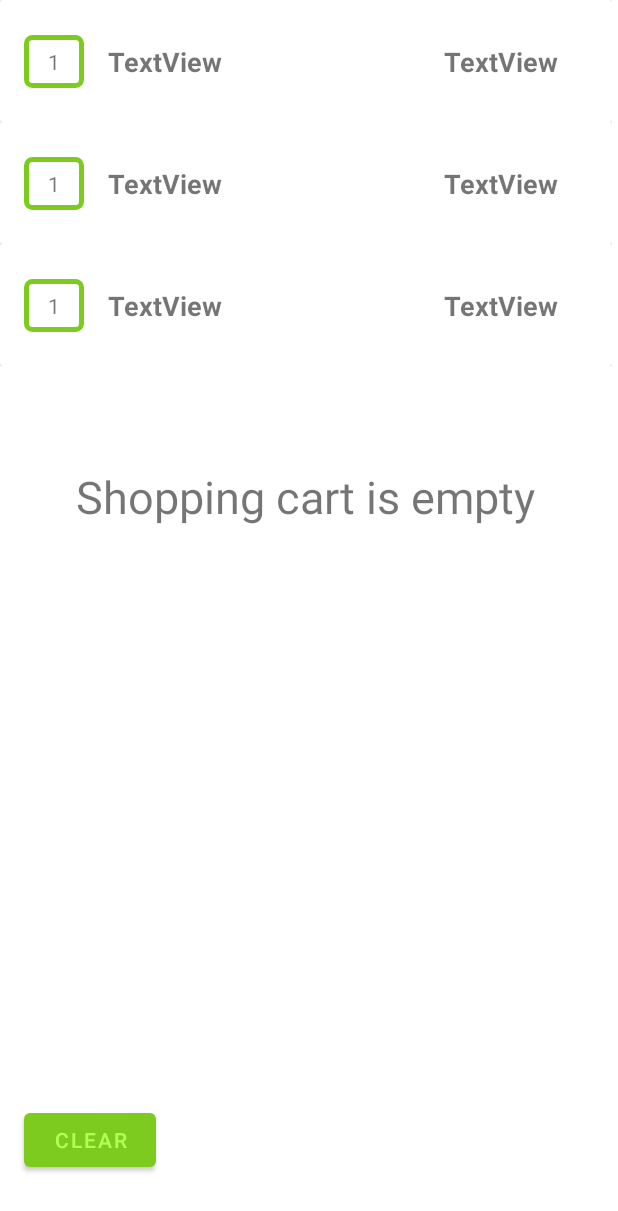
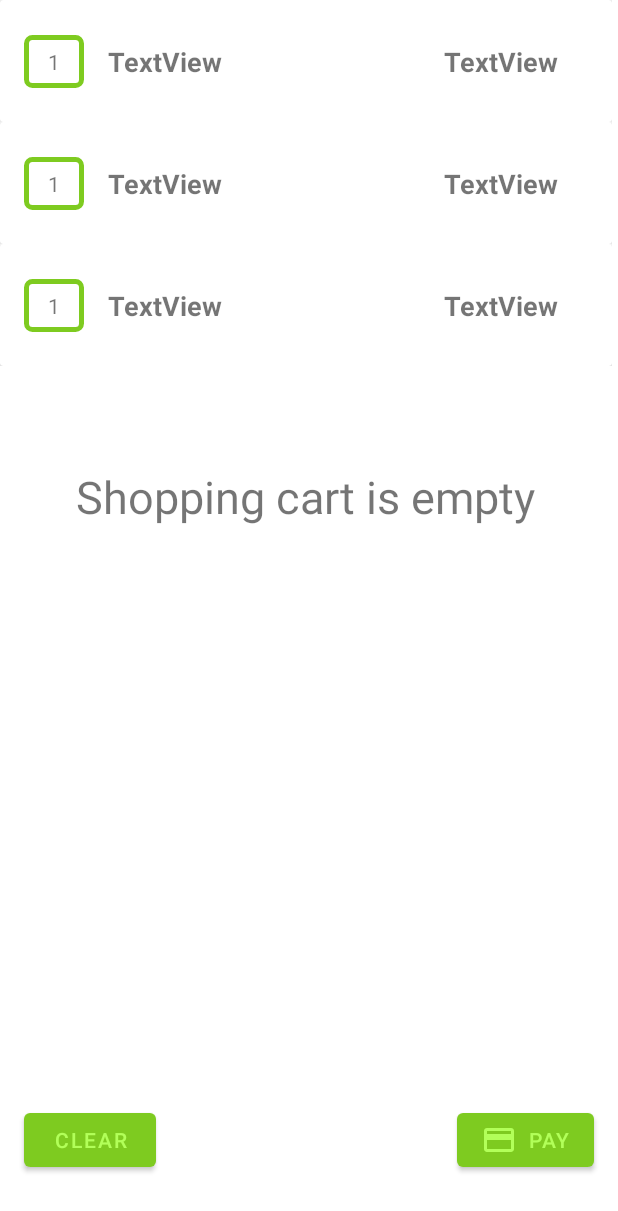
Before and after one commit to sergeykonar/foodDelivery2.0, an Android app: the layout fragment_cart.xml on its own in the app's theme, with its tools: preview values and no code run, on a phone screen of 412 x 824 dp. Shown: the top 1211 px of the screen. Run offline under Robolectric (Android 15) with nearby library versions, the phone set to English and light mode, and no system bars.

Commit message:
Stripe payment API implemented

```diff
--- a/app/build.gradle
+++ b/app/build.gradle
@@ -122,4 +122,8 @@ dependencies {
 
     implementation 'com.github.travijuu:numberpicker:1.0.7'
 
+    implementation 'com.stripe:stripe-android:15.1.0'
+    implementation 'com.squareup.okhttp3:okhttp:4.4.0'
+    implementation 'com.google.code.gson:gson:2.8.6'
+
 }
--- a/app/src/main/AndroidManifest.xml
+++ b/app/src/main/AndroidManifest.xml
@@ -10,11 +10,14 @@
         android:label="@string/app_name"
         android:roundIcon="@mipmap/ic_launcher_round"
         android:supportsRtl="true"
+
+        android:usesCleartextTraffic="true"
         android:theme="@style/Theme.KondaDeliveryApp">
+        <activity android:name=".CheckoutActivityJava"></activity>
         <activity
             android:name=".MenuActivity"
             android:label="@string/title_activity_menu"
-            android:theme="@style/Theme.KondaDeliveryApp.NoActionBar"></activity>
+            android:theme="@style/Theme.KondaDeliveryApp.NoActionBar" />
         <activity android:name=".MainActivity">
             <intent-filter>
                 <action android:name="android.intent.action.MAIN" />
--- a/app/src/main/java/com/example/kondadeliveryapp/MainActivity.java
+++ b/app/src/main/java/com/example/kondadeliveryapp/MainActivity.java
@@ -8,6 +8,7 @@ import androidx.navigation.Navigation;
 import androidx.navigation.ui.AppBarConfiguration;
 import androidx.navigation.ui.NavigationUI;
 
+import android.content.Intent;
 import android.os.Bundle;
 
 import com.example.kondadeliveryapp.viewmodels.CartViewModel;
@@ -38,6 +39,7 @@ public class MainActivity extends AppCompatActivity {
 
         cartViewModel = new ViewModelProvider(this).get(CartViewModel.class);
 
+
     }
 
 
--- /dev/null
+++ b/app/src/main/res/drawable/ic_baseline_payment_24.xml
@@ -0,0 +1,10 @@
+<vector xmlns:android="http://schemas.android.com/apk/res/android"
+    android:width="24dp"
+    android:height="24dp"
+    android:viewportWidth="24"
+    android:viewportHeight="24"
+    android:tint="?attr/colorControlNormal">
+  <path
+      android:fillColor="@android:color/white"
+      android:pathData="M20,4L4,4c-1.11,0 -1.99,0.89 -1.99,2L2,18c0,1.11 0.89,2 2,2h16c1.11,0 2,-0.89 2,-2L22,6c0,-1.11 -0.89,-2 -2,-2zM20,18L4,18v-6h16v6zM20,8L4,8L4,6h16v2z"/>
+</vector>
--- a/app/src/main/res/layout/fragment_cart.xml
+++ b/app/src/main/res/layout/fragment_cart.xml
@@ -45,4 +45,17 @@
         app:layout_constraintStart_toStartOf="parent"
         tools:ignore="MissingConstraints" />
 
+    <Button
+        android:id="@+id/pay"
+        android:layout_width="wrap_content"
+        android:layout_height="wrap_content"
+        android:layout_marginEnd="16dp"
+        android:layout_marginBottom="40dp"
+        android:text="Pay"
+        app:icon="@drawable/ic_baseline_payment_24"
+        app:layout_constraintBottom_toBottomOf="parent"
+        app:layout_constraintEnd_toEndOf="parent"
+        app:layout_constraintHorizontal_bias="1.0"
+        app:layout_constraintStart_toEndOf="@+id/constraintLayout" />
+
 </androidx.constraintlayout.widget.ConstraintLayout>
--- /dev/null
+++ b/app/src/main/res/xml/network_security_config.xml
@@ -0,0 +1,5 @@
+<network-security-config>
+    <domain-config cleartextTrafficPermitted="true">
+        <domain includeSubdomains="true">api.example.com(to be adjusted)</domain>
+    </domain-config>
+</network-security-config>
```
Also changed, not shown: app/src/main/java/com/example/kondadeliveryapp/CheckoutActivityJava.java (added, +204 -0 lines), app/src/main/java/com/example/kondadeliveryapp/fragments/CartFragment.java (+11 -0 lines), app/src/main/res/layout/activity_checkout_java.xml (added, +28 -0 lines).
